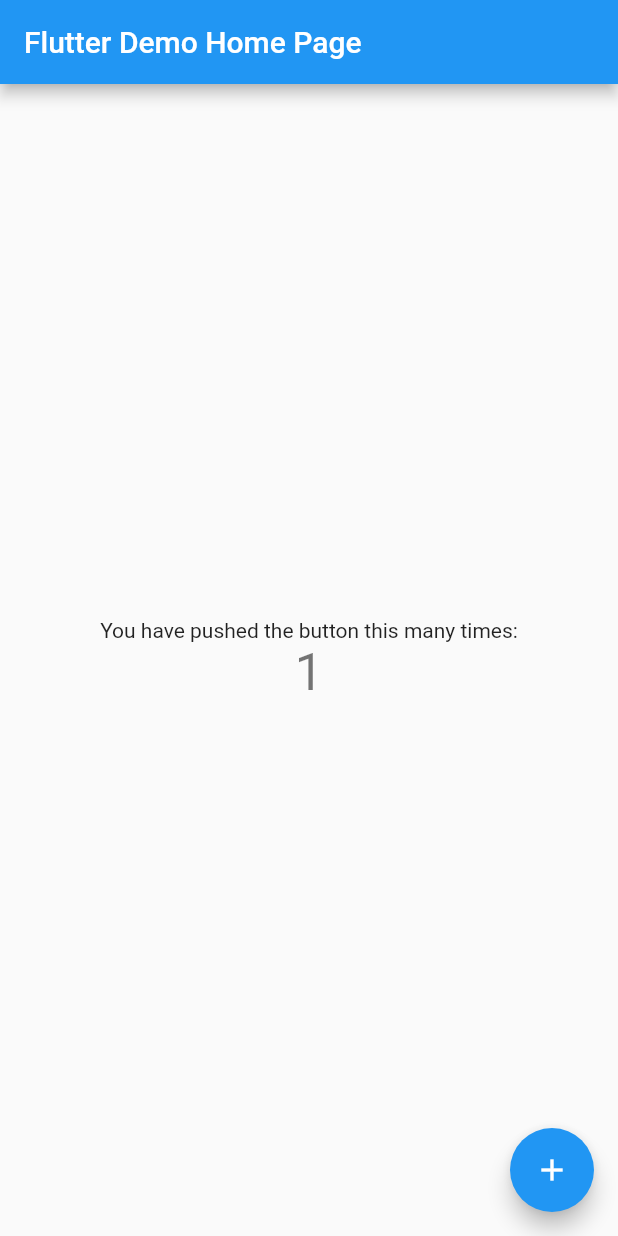
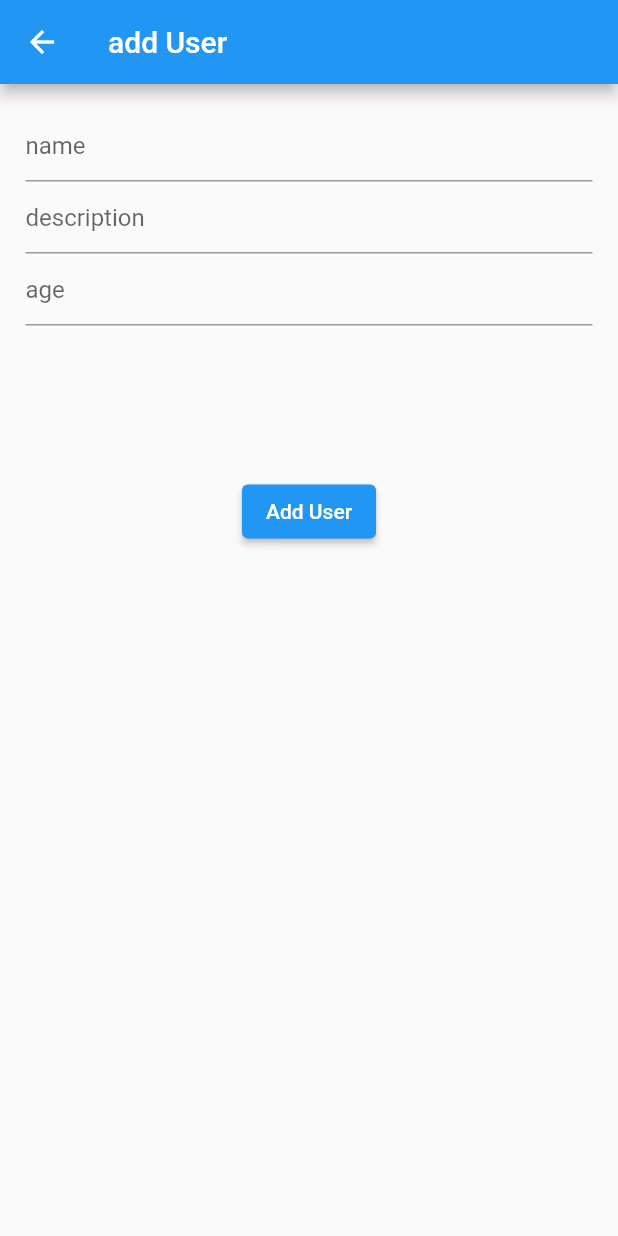
Before and after one commit to DiftaFitrahul/riverpod_project, a Flutter app: the screen it shows after launch, after a tap on the "add" icon, on a phone screen of 412 x 824 dp. Run offline on Flutter 3.47's test engine with Material 2 defaults, Android fonts, the phone set to English and light mode, and no system bars; our stand-ins replace flutter_riverpod.

Commit message:
feat: finish create crud in flutter

```diff
--- a/lib/main.dart
+++ b/lib/main.dart
@@ -1,115 +1,22 @@
+import 'dart:developer';
+
 import 'package:flutter/material.dart';
+import 'package:flutter_riverpod/flutter_riverpod.dart';
+import 'package:riverpod_project/counter.dart';
+import 'package:riverpod_project/page/home_page.dart';
 
 void main() {
-  runApp(const MyApp());
+  runApp(const ProviderScope(child: MyApp()));
 }
 
 class MyApp extends StatelessWidget {
   const MyApp({super.key});
 
-  // This widget is the root of your application.
   @override
   Widget build(BuildContext context) {
-    return MaterialApp(
-      title: 'Flutter Demo',
-      theme: ThemeData(
-        // This is the theme of your application.
-        //
-        // Try running your application with "flutter run". You'll see the
-        // application has a blue toolbar. Then, without quitting the app, try
-        // changing the primarySwatch below to Colors.green and then invoke
-        // "hot reload" (press "r" in the console where you ran "flutter run",
-        // or simply save your changes to "hot reload" in a Flutter IDE).
-        // Notice that the counter didn't reset back to zero; the application
-        // is not restarted.
-        primarySwatch: Colors.blue,
-      ),
-      home: const MyHomePage(title: 'Flutter Demo Home Page'),
+    return const MaterialApp(
+      debugShowCheckedModeBanner: false,
+      home: HomePage(),
     );
   }
 }
-
-class MyHomePage extends StatefulWidget {
-  const MyHomePage({super.key, required this.title});
-
-  // This widget is the home page of your application. It is stateful, meaning
-  // that it has a State object (defined below) that contains fields that affect
-  // how it looks.
-
-  // This class is the configuration for the state. It holds the values (in this
-  // case the title) provided by the parent (in this case the App widget) and
-  // used by the build method of the State. Fields in a Widget subclass are
-  // always marked "final".
-
-  final String title;
-
-  @override
-  State<MyHomePage> createState() => _MyHomePageState();
-}
-
-class _MyHomePageState extends State<MyHomePage> {
-  int _counter = 0;
-
-  void _incrementCounter() {
-    setState(() {
-      // This call to setState tells the Flutter framework that something has
-      // changed in this State, which causes it to rerun the build method below
-      // so that the display can reflect the updated values. If we changed
-      // _counter without calling setState(), then the build method would not be
-      // called again, and so nothing would appear to happen.
-      _counter++;
-    });
-  }
-
-  @override
-  Widget build(BuildContext context) {
-    // This method is rerun every time setState is called, for instance as done
-    // by the _incrementCounter method above.
-    //
-    // The Flutter framework has been optimized to make rerunning build methods
-    // fast, so that you can just rebuild anything that needs updating rather
-    // than having to individually change instances of widgets.
-    return Scaffold(
-      appBar: AppBar(
-        // Here we take the value from the MyHomePage object that was created by
-        // the App.build method, and use it to set our appbar title.
-        title: Text(widget.title),
-      ),
-      body: Center(
-        // Center is a layout widget. It takes a single child and positions it
-        // in the middle of the parent.
-        child: Column(
-          // Column is also a layout widget. It takes a list of children and
-          // arranges them vertically. By default, it sizes itself to fit its
-          // children horizontally, and tries to be as tall as its parent.
-          //
-          // Invoke "debug painting" (press "p" in the console, choose the
-          // "Toggle Debug Paint" action from the Flutter Inspector in Android
-          // Studio, or the "Toggle Debug Paint" command in Visual Studio Code)
-          // to see the wireframe for each widget.
-          //
-          // Column has various properties to control how it sizes itself and
-          // how it positions its children. Here we use mainAxisAlignment to
-          // center the children vertically; the main axis here is the vertical
-          // axis because Columns are vertical (the cross axis would be
-          // horizontal).
-          mainAxisAlignment: MainAxisAlignment.center,
-          children: <Widget>[
-            const Text(
-              'You have pushed the button this many times:',
-            ),
-            Text(
-              '$_counter',
-              style: Theme.of(context).textTheme.headlineMedium,
-            ),
-          ],
-        ),
-      ),
-      floatingActionButton: FloatingActionButton(
-        onPressed: _incrementCounter,
-        tooltip: 'Increment',
-        child: const Icon(Icons.add),
-      ), // This trailing comma makes auto-formatting nicer for build methods.
-    );
-  }
-}
--- /dev/null
+++ b/lib/page/add_user.dart
@@ -0,0 +1,76 @@
+import 'package:flutter/material.dart';
+import 'package:flutter/src/widgets/framework.dart';
+import 'package:flutter/src/widgets/placeholder.dart';
+import 'package:flutter_riverpod/flutter_riverpod.dart';
+import 'package:riverpod_project/provider/user_provider.dart';
+
+class AddUser extends StatefulWidget {
+  const AddUser({super.key});
+
+  @override
+  State<AddUser> createState() => _AddUserState();
+}
+
+class _AddUserState extends State<AddUser> {
+  final _nameController = TextEditingController();
+  final _descriptionController = TextEditingController();
+  final _ageController = TextEditingController();
+
+  @override
+  void dispose() {
+    _nameController.dispose();
+    _descriptionController.dispose();
+    _ageController.dispose();
+    super.dispose();
+  }
+
+  @override
+  Widget build(BuildContext context) {
+    return Scaffold(
+      appBar: AppBar(
+        title: const Text('add User'),
+      ),
+      body: Padding(
+        padding: const EdgeInsets.all(17.0),
+        child: Column(
+          children: [
+            TextField(
+              controller: _nameController,
+              decoration: const InputDecoration(hintText: 'name'),
+            ),
+            TextField(
+              controller: _descriptionController,
+              decoration: const InputDecoration(hintText: 'description'),
+            ),
+            TextField(
+              controller: _ageController,
+              decoration: const InputDecoration(hintText: 'age'),
+            ),
+            const SizedBox(
+              height: 100,
+            ),
+            Consumer(
+              builder: (context, ref, child) {
+                return ElevatedButton(
+                    onPressed: () {
+                      if (_nameController.text.isEmpty ||
+                          _descriptionController.text.isEmpty ||
+                          _ageController.text.isEmpty) {
+                        return;
+                      } else {
+                        ref.read(userStateProvider.notifier).addUser(
+                            name: _nameController.text,
+                            description: _descriptionController.text,
+                            age: int.parse(_ageController.text));
+                        Navigator.pop(context);
+                      }
+                    },
+                    child: const Text('Add User'));
+              },
+            )
+          ],
+        ),
+      ),
+    );
+  }
+}
--- /dev/null
+++ b/lib/page/home_page.dart
@@ -0,0 +1,57 @@
+import 'package:flutter/material.dart';
+import 'package:flutter/src/widgets/framework.dart';
+import 'package:flutter/src/widgets/placeholder.dart';
+import 'package:flutter_riverpod/flutter_riverpod.dart';
+import 'package:riverpod_project/page/add_user.dart';
+import 'package:riverpod_project/provider/user_provider.dart';
+
+class HomePage extends StatelessWidget {
+  const HomePage({super.key});
+
+  @override
+  Widget build(BuildContext context) {
+    return Scaffold(
+      appBar: AppBar(
+        title: const Text('List of User'),
+        actions: [
+          IconButton(
+              onPressed: () {
+                Navigator.push(context,
+                    MaterialPageRoute(builder: (ctx) => const AddUser()));
+              },
+              icon: const Icon(Icons.add))
+        ],
+      ),
+      body: Consumer(
+        builder: (context, ref, child) {
+          List listUser = ref.watch(userStateProvider);
+          return listUser.isEmpty
+              ? Center(
+                  child: ElevatedButton(
+                    child: const Text("Add new User"),
+                    onPressed: () {
+                      Navigator.push(context,
+                          MaterialPageRoute(builder: (ctx) => const AddUser()));
+                    },
+                  ),
+                )
+              : ListView.builder(
+                  itemCount: listUser.length,
+                  itemBuilder: (context, index) => ListTile(
+                    title: Text(listUser[index].name),
+                    subtitle: Text(listUser[index].description),
+                    leading: Text(listUser[index].age.toString()),
+                    trailing: IconButton(
+                        onPressed: () {
+                          ref
+                              .read(userStateProvider.notifier)
+                              .deleteUser(index: index);
+                        },
+                        icon: const Icon(Icons.delete)),
+                  ),
+                );
+        },
+      ),
+    );
+  }
+}
--- /dev/null
+++ b/lib/provider/user_provider.dart
@@ -0,0 +1,28 @@
+import 'package:flutter_riverpod/flutter_riverpod.dart';
+
+import '../model/user.dart';
+
+class UserProvider extends StateNotifier<List<User>> {
+  UserProvider() : super([]);
+
+  List<User> temp = [];
+
+  void addUser(
+      {required String name, required String description, required int age}) {
+    temp.add(User(name: name, description: description, age: age));
+    final newList = state.toList()
+      ..add(User(name: name, description: description, age: age));
+    state = [...temp];
+    // state = [...state, User()]
+  }
+
+  void deleteUser({required int index}) {
+    temp.removeAt(index);
+    print(temp);
+    state = temp;
+  }
+}
+
+final userStateProvider = StateNotifierProvider<UserProvider, List<User>>(
+  (ref) => UserProvider(),
+);
--- a/pubspec.yaml
+++ b/pubspec.yaml
@@ -30,6 +30,7 @@ environment:
 dependencies:
   flutter:
     sdk: flutter
+  flutter_riverpod: ^2.3.1
 
 
   # The following adds the Cupertino Icons font to your application.
```
Also changed, not shown: lib/counter.dart (added, +40 -0 lines), pubspec.lock.
